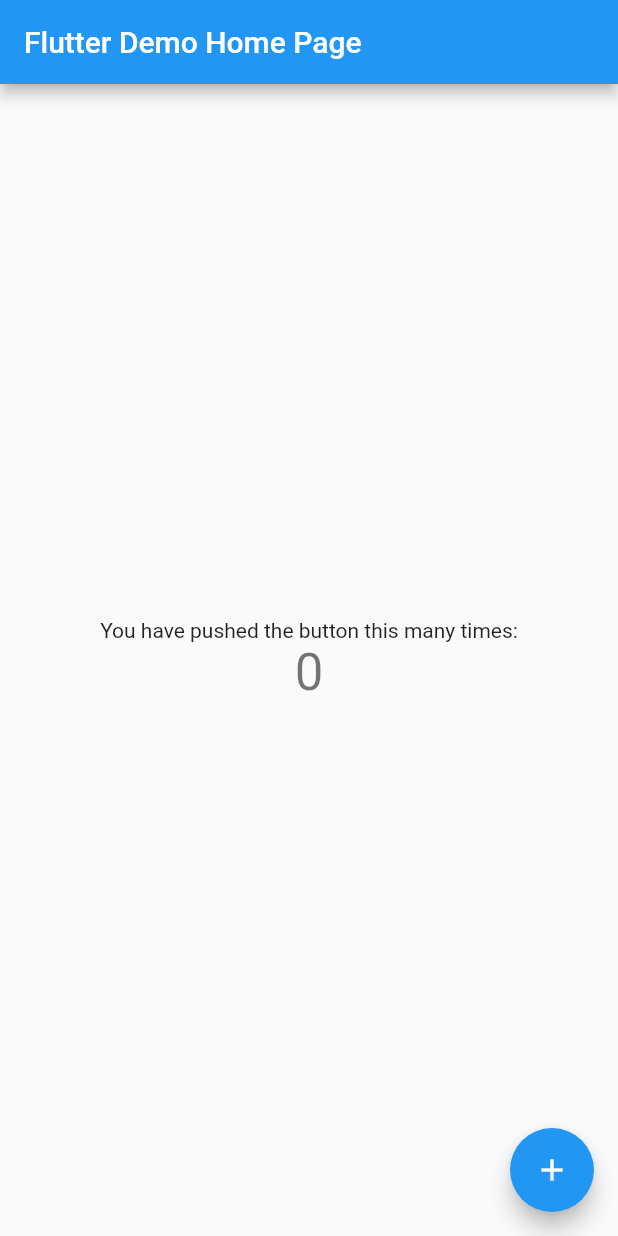
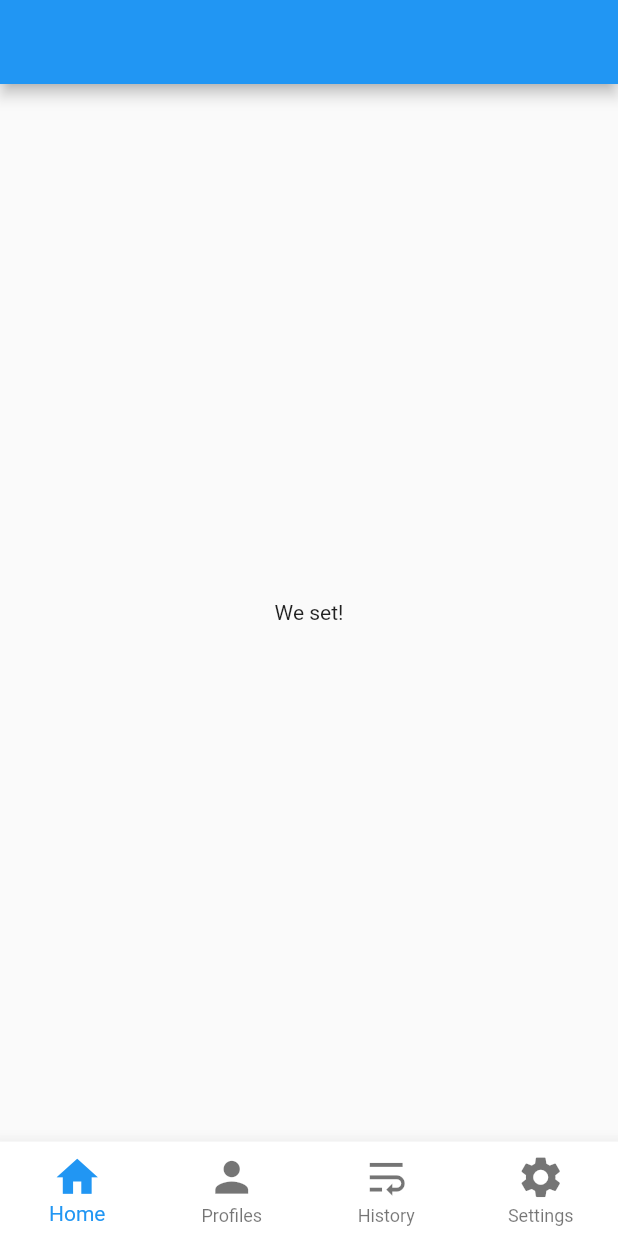
Before and after one commit to Skill-Share/SkillShare, a Flutter app: the screen it shows after launch, on a phone screen of 412 x 824 dp. Run offline on Flutter 3.47's test engine with Material 2 defaults, Android fonts, the phone set to English and light mode, and no system bars; our stand-ins replace get_it.

Commit message:
before nav change

```diff
--- /dev/null
+++ b/lib/Views/404_view.dart
@@ -0,0 +1,10 @@
+import 'package:flutter/widgets.dart';
+
+class NotFoundView extends StatelessWidget {
+  @override
+  Widget build(BuildContext context) {
+    return Center(
+      child: Text("View not found, make sure you registered it in your route settings correctly"),
+    );
+  }
+}
--- /dev/null
+++ b/lib/Views/base_view.dart
@@ -0,0 +1,34 @@
+
+import 'package:SkillShare/core/View_Models/base_view_model.dart';
+import 'package:SkillShare/locator.dart';
+import 'package:flutter/material.dart';
+import 'package:provider/provider.dart';
+
+class BaseView<T extends BaseViewModel> extends StatefulWidget{
+  final Widget Function(BuildContext context, T model, Widget child) builder;
+  final Function(T) onModelReady;
+
+  BaseView({this.builder, this.onModelReady});
+
+  @override
+  _BaseViewState<T> createState() => _BaseViewState();
+
+}
+
+class _BaseViewState<T extends BaseViewModel> extends State<BaseView<T>>{
+  T model = locator<T>();
+
+  void initState(){
+    if(widget.onModelReady != null){
+      widget.onModelReady(model);
+    }
+    super.initState();
+  }
+  @override
+  Widget build(BuildContext context){
+    return ChangeNotifierProvider.value(
+      value: model,
+      child: Consumer<T>(builder: widget.builder,),
+    );
+  }
+}
--- /dev/null
+++ b/lib/Views/home_view.dart
@@ -0,0 +1,29 @@
+
+import 'package:SkillShare/Views/base_view.dart';
+import 'package:SkillShare/core/View_Models/home_view_model.dart';
+import 'package:flutter/material.dart';
+
+class HomeView extends StatefulWidget {
+  @override
+  _HomeViewState createState() => _HomeViewState();
+}
+
+class _HomeViewState extends State<HomeView> {
+  @override
+  Widget build(BuildContext context) {
+    return BaseView<HomeViewModel>(
+      onModelReady: (model){
+
+      },
+
+      builder: (context, model, child) => Scaffold(
+        appBar: AppBar(
+
+        ),
+        body: Center(
+          child: Text("We set!")
+        ),
+      ),
+    );
+  }
+}
--- /dev/null
+++ b/lib/core/View_Models/base_view_model.dart
@@ -0,0 +1,8 @@
+
+import 'package:flutter/foundation.dart';
+
+class BaseViewModel extends ChangeNotifier{
+
+
+
+}
--- /dev/null
+++ b/lib/core/View_Models/data_view_model.dart
@@ -0,0 +1,5 @@
+import 'package:SkillShare/core/View_Models/base_view_model.dart';
+
+class DataViewModel extends BaseViewModel{
+
+}
--- /dev/null
+++ b/lib/core/View_Models/home_view_model.dart
@@ -0,0 +1,6 @@
+
+import 'package:SkillShare/core/View_Models/base_view_model.dart';
+
+class HomeViewModel extends BaseViewModel{
+
+}
--- /dev/null
+++ b/lib/core/View_Models/profiles_view_model.dart
@@ -0,0 +1,6 @@
+
+import 'package:SkillShare/core/View_Models/base_view_model.dart';
+
+class ProfilesViewModel extends BaseViewModel{
+
+}
--- /dev/null
+++ b/lib/core/View_Models/settings_view_model.dart
@@ -0,0 +1,5 @@
+import 'package:SkillShare/core/View_Models/base_view_model.dart';
+
+class SettingsViewModel extends BaseViewModel{
+
+}
--- a/lib/main.dart
+++ b/lib/main.dart
@@ -1,6 +1,14 @@
+import 'package:SkillShare/Views/data_view.dart';
+import 'package:SkillShare/Views/home_view.dart';
+import 'package:SkillShare/Views/profiles_view.dart';
+import 'package:SkillShare/Views/settings_view.dart';
+import 'package:SkillShare/core/classes/bottom_nav.dart';
+import 'package:SkillShare/locator.dart';
+import 'package:SkillShare/routes.dart';
 import 'package:flutter/material.dart';
 
 void main() {
+  setLocator();
   runApp(MyApp());
 }
 
@@ -9,109 +17,99 @@ class MyApp extends StatelessWidget {
   @override
   Widget build(BuildContext context) {
     return MaterialApp(
-      title: 'Flutter Demo',
       theme: ThemeData(
-        // This is the theme of your application.
-        //
-        // Try running your application with "flutter run". You'll see the
-        // application has a blue toolbar. Then, without quitting the app, try
-        // changing the primarySwatch below to Colors.green and then invoke
-        // "hot reload" (press "r" in the console where you ran "flutter run",
-        // or simply save your changes to "hot reload" in a Flutter IDE).
-        // Notice that the counter didn't reset back to zero; the application
-        // is not restarted.
         primarySwatch: Colors.blue,
-        // This makes the visual density adapt to the platform that you run
-        // the app on. For desktop platforms, the controls will be smaller and
-        // closer together (more dense) than on mobile platforms.
-        visualDensity: VisualDensity.adaptivePlatformDensity,
       ),
-      home: MyHomePage(title: 'Flutter Demo Home Page'),
+      onGenerateRoute: Router.routes,
+      // initialRoute: '',
+      home: MyHomePage(),
     );
   }
 }
 
 class MyHomePage extends StatefulWidget {
-  MyHomePage({Key key, this.title}) : super(key: key);
-
-  // This widget is the home page of your application. It is stateful, meaning
-  // that it has a State object (defined below) that contains fields that affect
-  // how it looks.
-
-  // This class is the configuration for the state. It holds the values (in this
-  // case the title) provided by the parent (in this case the App widget) and
-  // used by the build method of the State. Fields in a Widget subclass are
-  // always marked "final".
-
-  final String title;
-
   @override
   _MyHomePageState createState() => _MyHomePageState();
 }
 
 class _MyHomePageState extends State<MyHomePage> {
-  int _counter = 0;
+  int _currentIndex = 0;
 
-  void _incrementCounter() {
+  @override
+  Widget build(BuildContext context) {
+    Size _screenSize = MediaQuery.of(context).size;
+    print("state called");
+    print(_currentIndex);
+    return Scaffold(
+      body:  SafeArea(
+        top: false,
+        child: IndexedStack(
+          index: _currentIndex,
+          children: <Widget>[
+            HomeView(),
+            onSystemBackButton(ProfilesView()),
+            onSystemBackButton(DataView()),
+            onSystemBackButton(SettingsView()),
+          ],
+        ),
+
+      ),
+      bottomNavigationBar: _bottomNavBar(_screenSize),
+    );
+  }
+
+  //this would take you back to home page
+  WillPopScope onSystemBackButton(Widget view) => WillPopScope(child: view, onWillPop: () => onNavTapped(0));
+
+  onNavTapped(int index){
     setState(() {
-      // This call to setState tells the Flutter framework that something has
-      // changed in this State, which causes it to rerun the build method below
-      // so that the display can reflect the updated values. If we changed
-      // _counter without calling setState(), then the build method would not be
-      // called again, and so nothing would appear to happen.
-      _counter++;
+      _currentIndex = index;
     });
   }
 
-  @override
-  Widget build(BuildContext context) {
-    // This method is rerun every time setState is called, for instance as done
-    // by the _incrementCounter method above.
-    //
-    // The Flutter framework has been optimized to make rerunning build methods
-    // fast, so that you can just rebuild anything that needs updating rather
-    // than having to individually change instances of widgets.
-    return Scaffold(
-      appBar: AppBar(
-        // Here we take the value from the MyHomePage object that was created by
-        // the App.build method, and use it to set our appbar title.
-        title: Text(widget.title),
+
+  BottomNavigationBar _bottomNavBar(Size screenSize) => BottomNavigationBar(
+    elevation: 10.0,
+    currentIndex: _currentIndex,
+    iconSize: screenSize.height/25,
+    type: BottomNavigationBarType.fixed,
+    backgroundColor: Colors.white,
+    onTap: (index){
+      setState(() {
+        _currentIndex = index;
+      });
+    },
+    items: allNavs,
+  );
+
+  List<BottomNavigationBarItem> allNavs = [
+    BottomNavigationBarItem(
+      icon: Icon(Icons.home),
+      title: Text(
+        "Home",
+        style: TextStyle( fontWeight: FontWeight.bold),
       ),
-      body: Center(
-        // Center is a layout widget. It takes a single child and positions it
-        // in the middle of the parent.
-        child: Column(
-          // Column is also a layout widget. It takes a list of children and
-          // arranges them vertically. By default, it sizes itself to fit its
-          // children horizontally, and tries to be as tall as its parent.
-          //
-          // Invoke "debug painting" (press "p" in the console, choose the
-          // "Toggle Debug Paint" action from the Flutter Inspector in Android
-          // Studio, or the "Toggle Debug Paint" command in Visual Studio Code)
-          // to see the wireframe for each widget.
-          //
-          // Column has various properties to control how it sizes itself and
-          // how it positions its children. Here we use mainAxisAlignment to
-          // center the children vertically; the main axis here is the vertical
-          // axis because Columns are vertical (the cross axis would be
-          // horizontal).
-          mainAxisAlignment: MainAxisAlignment.center,
-          children: <Widget>[
-            Text(
-              'You have pushed the button this many times:',
-            ),
-            Text(
-              '$_counter',
-              style: Theme.of(context).textTheme.headline4,
-            ),
-          ],
-        ),
+    ),
+    BottomNavigationBarItem(
+      icon: Icon(Icons.person, ),
+      title: Text(
+        "Profiles",
+        style: TextStyle(),
       ),
-      floatingActionButton: FloatingActionButton(
-        onPressed: _incrementCounter,
-        tooltip: 'Increment',
-        child: Icon(Icons.add),
-      ), // This trailing comma makes auto-formatting nicer for build methods.
-    );
-  }
+    ),
+    BottomNavigationBarItem(
+      icon: Icon(Icons.wrap_text, ),
+      title: Text(
+        "History",
+        style: TextStyle(),
+      ),
+    ),
+    BottomNavigationBarItem(
+      icon: Icon(Icons.settings, ),
+      title: Text(
+        "Settings",
+        style: TextStyle(),
+      ),
+    ),
+  ];
 }
--- a/pubspec.yaml
+++ b/pubspec.yaml
@@ -23,6 +23,11 @@ environment:
 dependencies:
   flutter:
     sdk: flutter
+  provider: ^3.2.0
+  get_it: ^3.0.3
+  http: ^0.12.0+2
+  curved_navigation_bar: ^0.1.2
+
 
 
   # The following adds the Cupertino Icons font to your application.
```
Also changed, not shown: lib/Views/data_view.dart (added, +27 -0 lines), lib/Views/profiles_view.dart (added, +26 -0 lines), lib/Views/settings_view.dart (added, +28 -0 lines), lib/core/classes/bottom_nav.dart (added, +16 -0 lines), lib/locator.dart (added, +18 -0 lines), lib/routes.dart (added, +15 -0 lines).
